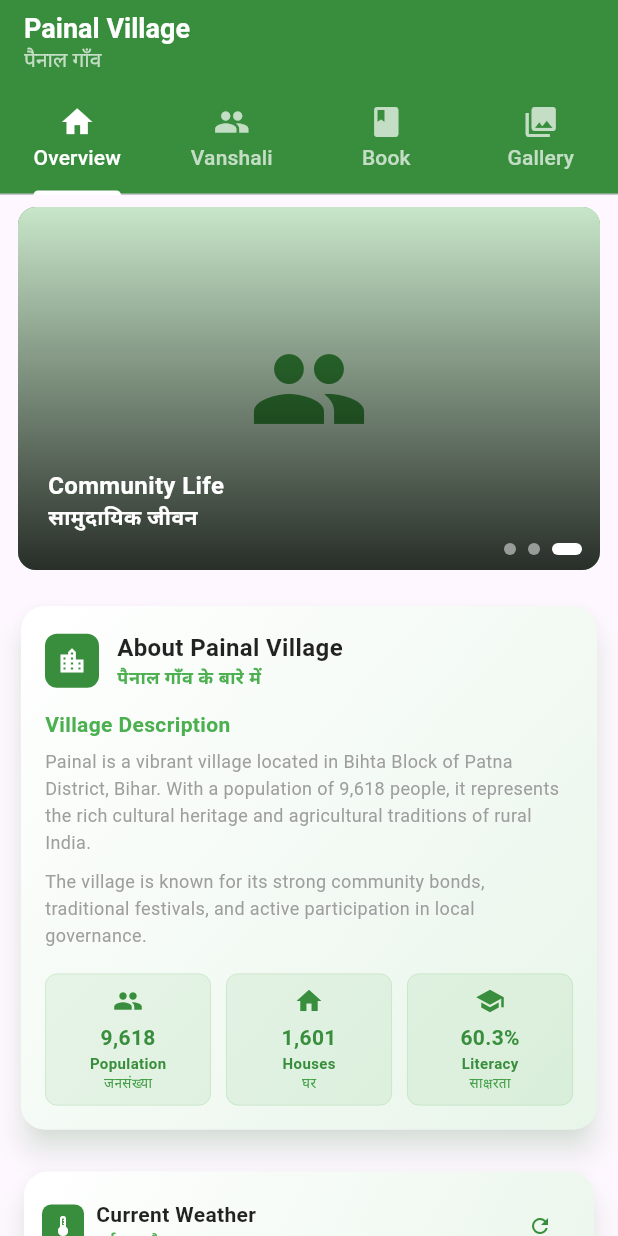
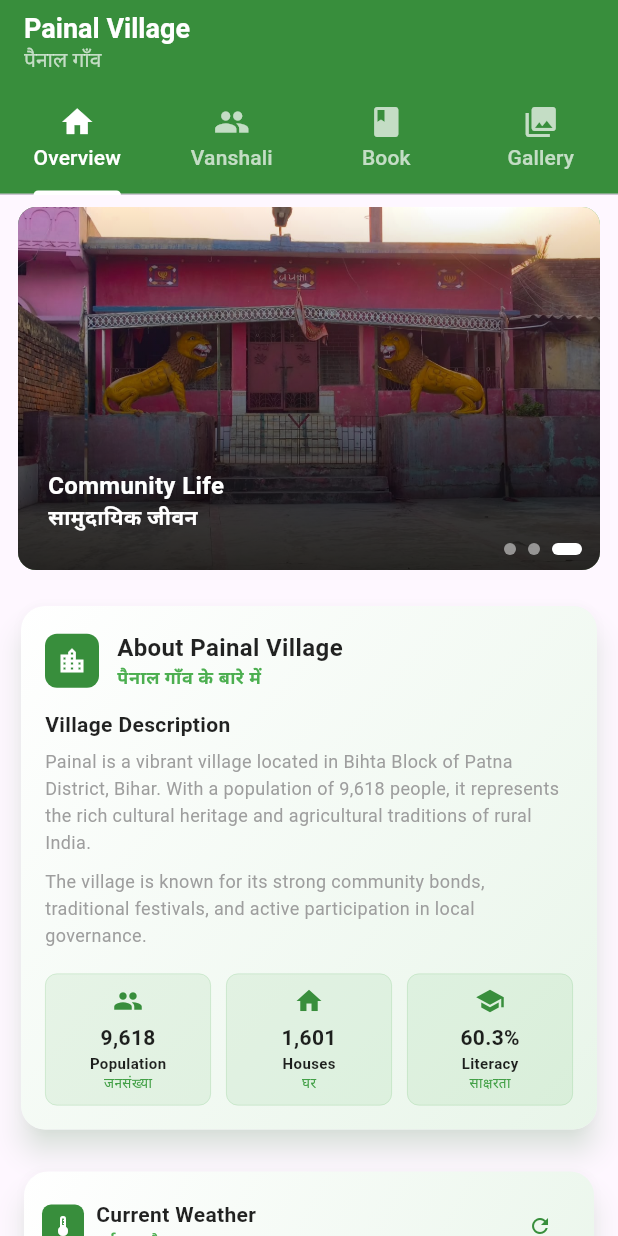
Before and after one commit to mohitxcodes/painal_app, a Flutter app: the screen it shows after launch, on a phone screen of 412 x 824 dp. Run offline on Flutter 3.47's test engine with Material 3 defaults, Android fonts, the light colour scheme and no system bars; our stand-ins replace cloud_firestore, firebase_core; accounts and stored records are empty; network calls fail.

Commit message:
updated overview screen

```diff
--- a/lib/screens/overview/widgets/AboutVillageWidget.dart
+++ b/lib/screens/overview/widgets/AboutVillageWidget.dart
@@ -74,7 +74,7 @@ class AboutVillageWidget extends StatelessWidget {
                   style: TextStyle(
                     fontSize: 14,
                     fontWeight: FontWeight.bold,
-                    color: Colors.green,
+                    color: Colors.black87,
                   ),
                 ),
                 const SizedBox(height: 6),
@@ -158,7 +158,7 @@ class AboutVillageWidget extends StatelessWidget {
             style: TextStyle(
               fontSize: 14,
               fontWeight: FontWeight.bold,
-              color: Colors.green[700],
+              color: Colors.black87,
             ),
           ),
           Text(
@@ -166,7 +166,7 @@ class AboutVillageWidget extends StatelessWidget {
             style: TextStyle(
               fontSize: 10,
               fontWeight: FontWeight.w600,
-              color: Colors.green[700],
+              color: Colors.black87,
             ),
           ),
           Text(
--- a/lib/screens/overview/widgets/CarouselWidget.dart
+++ b/lib/screens/overview/widgets/CarouselWidget.dart
@@ -14,17 +14,17 @@ class _CarouselWidgetState extends State<CarouselWidget> {
     {
       'title': 'Village Landscape',
       'titleHindi': 'गाँव का दृश्य',
-      'image': 'assets/images/village_landscape.jpg',
+      'image': 'assets/images/painal01.jpeg',
     },
     {
       'title': 'Local Market',
       'titleHindi': 'स्थानीय बाजार',
-      'image': 'assets/images/local_market.jpg',
+      'image': 'assets/images/painal02.jpeg',
     },
     {
       'title': 'Community Life',
       'titleHindi': 'सामुदायिक जीवन',
-      'image': 'assets/images/community.jpg',
+      'image': 'assets/images/painal01.jpeg',
     },
   ];
 
@@ -91,18 +91,14 @@ class _CarouselWidgetState extends State<CarouselWidget> {
                 ),
                 child: Stack(
                   children: [
-                    // Placeholder for image (you can replace with actual images)
-                    Container(
-                      decoration: BoxDecoration(
-                        borderRadius: BorderRadius.circular(12),
-                        color: Colors.green[100],
-                      ),
-                      child: Center(
-                        child: Icon(
-                          _getIconForIndex(index),
-                          size: 80,
-                          color: Colors.green[700],
-                        ),
+                    // Actual image as background
+                    ClipRRect(
+                      borderRadius: BorderRadius.circular(12),
+                      child: Image.asset(
+                        _carouselItems[index]['image']!,
+                        fit: BoxFit.cover,
+                        width: double.infinity,
+                        height: double.infinity,
                       ),
                     ),
                     // Gradient overlay for text readability
@@ -180,17 +176,4 @@ class _CarouselWidgetState extends State<CarouselWidget> {
       ),
     );
   }
-
-  IconData _getIconForIndex(int index) {
-    switch (index) {
-      case 0:
-        return Icons.landscape;
-      case 1:
-        return Icons.store;
-      case 2:
-        return Icons.people;
-      default:
-        return Icons.landscape;
-    }
-  }
 }
--- a/lib/screens/overview/widgets/CurrentWeatherWidget.dart
+++ b/lib/screens/overview/widgets/CurrentWeatherWidget.dart
@@ -357,7 +357,7 @@ class _CurrentWeatherWidgetState extends State<CurrentWeatherWidget> {
               style: TextStyle(
                 fontSize: 7,
                 fontWeight: FontWeight.w600,
-                color: Colors.green[700],
+                color: Colors.black87,
               ),
             ),
             Text(
--- a/lib/screens/overview/widgets/LocationInfoWidget.dart
+++ b/lib/screens/overview/widgets/LocationInfoWidget.dart
@@ -138,7 +138,7 @@ class LocationInfoWidget extends StatelessWidget {
                   style: TextStyle(
                     fontSize: 14,
                     fontWeight: FontWeight.bold,
-                    color: Colors.green,
+                    color: Colors.black87,
                   ),
                 ),
                 const SizedBox(height: 8),
@@ -180,7 +180,7 @@ class LocationInfoWidget extends StatelessWidget {
             style: TextStyle(
               fontSize: 14,
               fontWeight: FontWeight.bold,
-              color: Colors.green[700],
+              color: Colors.black87,
             ),
             textAlign: TextAlign.center,
           ),
@@ -190,7 +190,7 @@ class LocationInfoWidget extends StatelessWidget {
             style: TextStyle(
               fontSize: 10,
               fontWeight: FontWeight.w600,
-              color: Colors.green[700],
+              color: Colors.black87,
             ),
             textAlign: TextAlign.center,
           ),
@@ -219,7 +219,7 @@ class LocationInfoWidget extends StatelessWidget {
                   labelEnglish,
                   style: TextStyle(
                     fontWeight: FontWeight.w600,
-                    color: Colors.green[700],
+                    color: Colors.black87,
                     fontSize: 12,
                   ),
                 ),
--- a/pubspec.yaml
+++ b/pubspec.yaml
@@ -61,9 +61,8 @@ flutter:
   uses-material-design: true
 
   # To add assets to your application, add an assets section, like this:
-  # assets:
-  #   - images/a_dot_burr.jpeg
-  #   - images/a_dot_ham.jpeg
+  assets:
+    - assets/images/
 
   # An image asset can refer to one or more resolution-specific "variants", see
   # https://flutter.dev/to/resolution-aware-images
```
Also changed, not shown: assets/images/painal01.jpeg (added), assets/images/painal02.jpeg (added).
